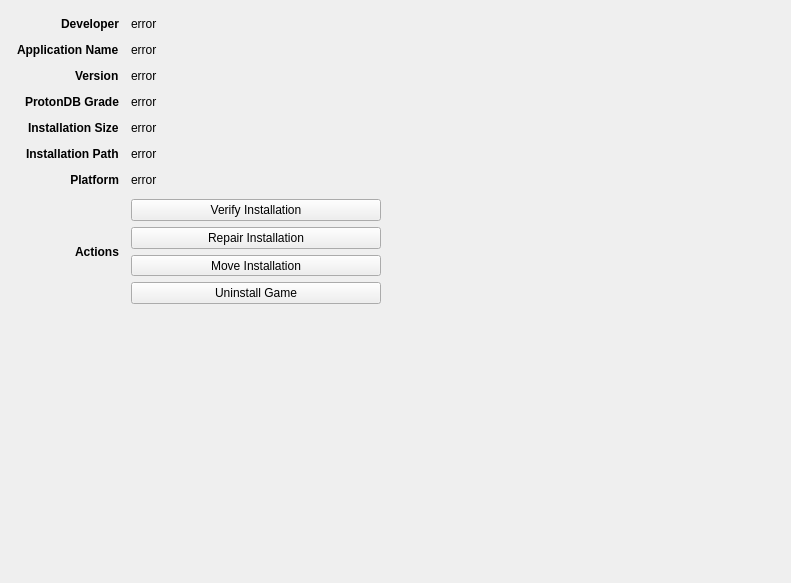
This is rare/ui/components/tabs/games/game_info/game_info.ui in RareDevs/Rare as Qt 5 draws it before an edit. The edited form follows.
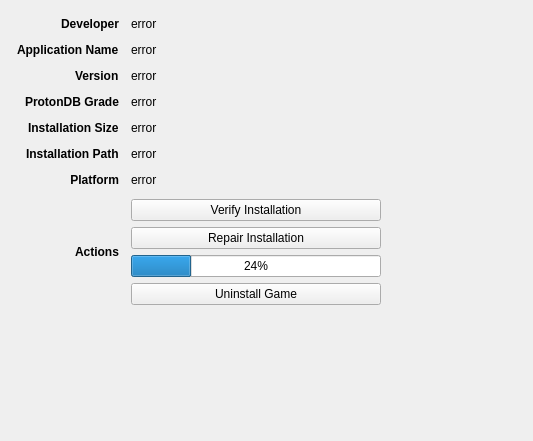
This is the edited form. The open tabs and pages were chosen to show the change.

Commit message:
GameInfo: Refactor the move game stack to re-use the existing widgets
instead of adding them again to the layout. Move game should still
switch to RareGame, similar to the way it works for verifing.

Also add non-functional "Import Game" button

What changed in the file:
```diff
--- a/rare/ui/components/tabs/games/game_info/game_info.ui
+++ b/rare/ui/components/tabs/games/game_info/game_info.ui
@@ -6,8 +6,8 @@
    <rect>
     <x>0</x>
     <y>0</y>
-    <width>791</width>
-    <height>583</height>
+    <width>533</width>
+    <height>441</height>
    </rect>
   </property>
   <property name="windowTitle">
@@ -15,7 +15,7 @@
   </property>
   <layout class="QHBoxLayout" name="layout_game_info">
    <item>
-    <layout class="QGridLayout" name="layout_game_info_form">
+    <layout class="QGridLayout" name="game_info_layout" rowstretch="0,0,0,0,0,0,0,0,1" columnstretch="0,1">
      <property name="leftMargin">
       <number>6</number>
      </property>
@@ -38,8 +38,8 @@
        </property>
        <property name="sizeHint" stdset="0">
         <size>
-         <width>0</width>
-         <height>20</height>
+         <width>20</width>
+         <height>0</height>
         </size>
        </property>
       </spacer>
@@ -167,8 +167,8 @@
        </property>
        <property name="sizeHint" stdset="0">
         <size>
-         <width>20</width>
-         <height>0</height>
+         <width>0</width>
+         <height>20</height>
         </size>
        </property>
       </spacer>
@@ -180,7 +180,7 @@
        </property>
       </widget>
      </item>
-     <item row="7" column="1" alignment="Qt::AlignLeft|Qt::AlignTop">
+     <item row="7" column="1">
       <widget class="QStackedWidget" name="game_actions_stack">
        <property name="minimumSize">
         <size>
@@ -188,6 +188,12 @@
          <height>0</height>
         </size>
        </property>
+       <property name="maximumSize">
+        <size>
+         <width>250</width>
+         <height>16777215</height>
+        </size>
+       </property>
        <property name="currentIndex">
         <number>0</number>
        </property>
@@ -273,14 +279,14 @@
          </item>
          <item>
           <widget class="QStackedWidget" name="move_stack">
-           <property name="minimumSize">
-            <size>
-             <width>0</width>
-             <height>20</height>
-            </size>
+           <property name="currentIndex">
+            <number>0</number>
            </property>
-           <widget class="QWidget" name="page">
-            <layout class="QHBoxLayout" name="horizontalLayout_2">
+           <widget class="QWidget" name="move_button_page">
+            <layout class="QHBoxLayout" name="move_button_layout">
+             <property name="spacing">
+              <number>0</number>
+             </property>
              <property name="leftMargin">
               <number>0</number>
              </property>
@@ -307,11 +313,42 @@
                <property name="popupMode">
                 <enum>QToolButton::InstantPopup</enum>
                </property>
+               <property name="toolButtonStyle">
+                <enum>Qt::ToolButtonTextOnly</enum>
+               </property>
+               <property name="arrowType">
+                <enum>Qt::DownArrow</enum>
+               </property>
               </widget>
              </item>
             </layout>
            </widget>
-           <widget class="QWidget" name="page_2"/>
+           <widget class="QWidget" name="move_progress_page">
+            <layout class="QHBoxLayout" name="move_progress_layout">
+             <property name="spacing">
+              <number>0</number>
+             </property>
+             <property name="leftMargin">
+              <number>0</number>
+             </property>
+             <property name="topMargin">
+              <number>0</number>
+             </property>
+             <property name="rightMargin">
+              <number>0</number>
+             </property>
+             <property name="bottomMargin">
+              <number>0</number>
+             </property>
+             <item>
+              <widget class="QProgressBar" name="move_progress">
+               <property name="value">
+                <number>24</number>
+               </property>
+              </widget>
+             </item>
+            </layout>
+           </widget>
           </widget>
          </item>
          <item>
```
Left out of the diff: 55 changed lines with no effect on the pictures. The commit also changes 3 other files.
